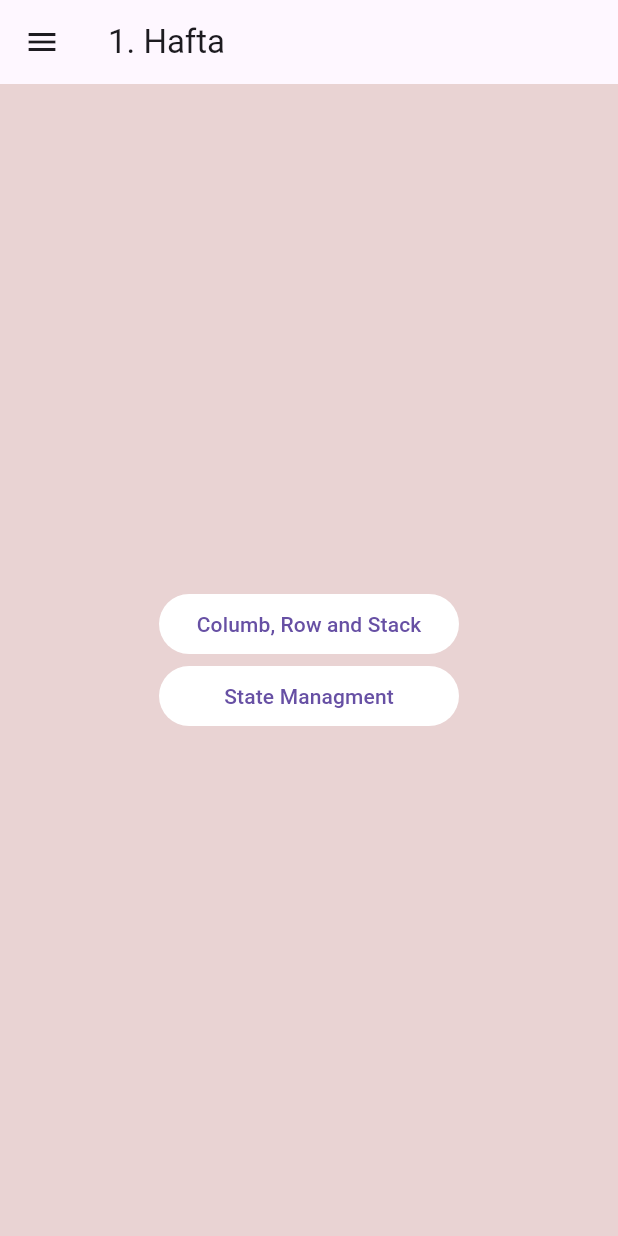
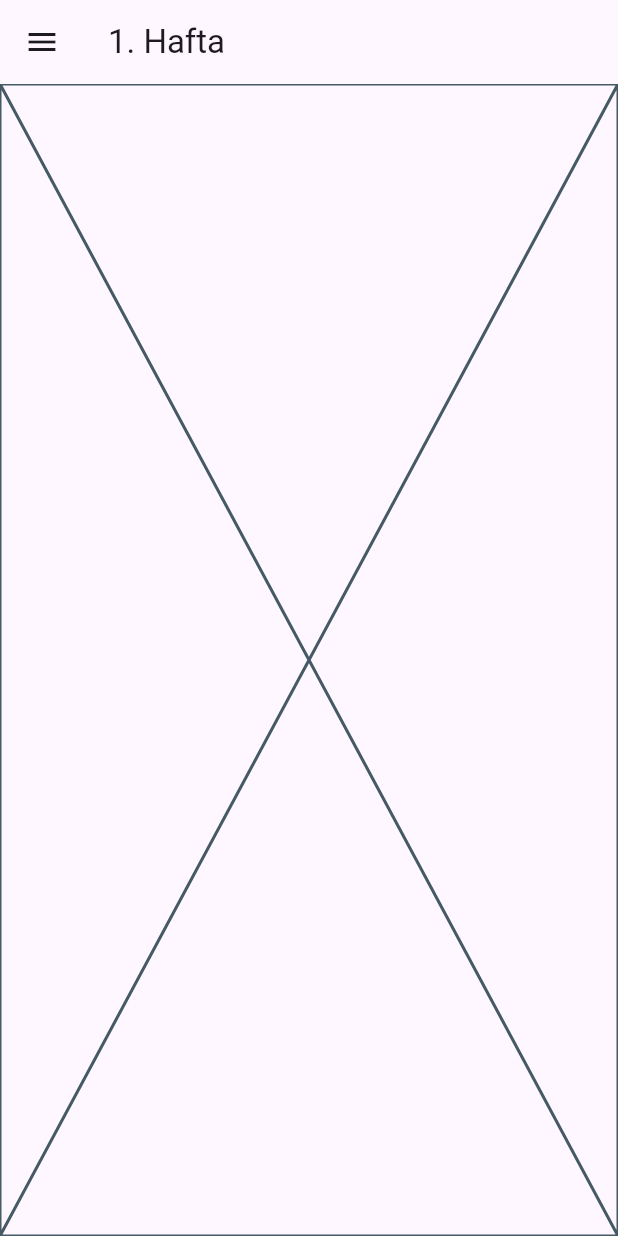
Before and after one commit to ETOTEK-Mobil/ali_odev, a Flutter app: the screen it shows after launch, on a phone screen of 412 x 824 dp. Run offline on Flutter 3.47's test engine with Material 3 defaults, Android fonts, the phone set to English and light mode, and no system bars.

Commit message:
chore(template): merge template changes :up:
Signed-off-by: alireis55 <github-action@actions-template-sync.noreply.github.com>

```diff
--- a/lib/main.dart
+++ b/lib/main.dart
@@ -13,7 +13,6 @@ class MainApp extends StatelessWidget {
   @override
   Widget build(BuildContext context) {
     return const MaterialApp(
-      debugShowCheckedModeBanner: false,
       home: HomeView(),
     );
   }
--- a/lib/ui/view/hafta_1/hafta_1_view.dart
+++ b/lib/ui/view/hafta_1/hafta_1_view.dart
@@ -1,45 +1,10 @@
 import 'package:flutter/material.dart';
-import 'package:odev/ui/view/hafta_1/pages/column_row_stack_page.dart';
-import 'package:odev/ui/view/hafta_1/pages/state_managment_page.dart';
 
 class Hafta1View extends StatelessWidget {
   const Hafta1View({super.key});
 
   @override
   Widget build(BuildContext context) {
-    return Scaffold(
-      backgroundColor: const Color.fromARGB(255, 233, 211, 211),
-      body: Center(
-        child: Column(
-          mainAxisAlignment: MainAxisAlignment.center,
-          children: [
-            SizedBox(
-              width: 200,
-              child: TextButton(
-                style: TextButton.styleFrom(
-                  backgroundColor: Colors.white,
-                ),
-                onPressed: (){
-                  Navigator.push(context, MaterialPageRoute(builder: (context) =>const Page1()));
-                },
-                child:const Text("Columb, Row and Stack"),
-                ),
-            ),
-            SizedBox(
-              width: 200,
-              child: TextButton(
-                style: TextButton.styleFrom(
-                  backgroundColor: Colors.white,
-                ),
-                onPressed: (){
-                  Navigator.push(context, MaterialPageRoute(builder: (context) =>const Page2()));
-                },
-                child:const Text("State Managment"),
-                ),
-            ),
-          ],
-        ),
-      )
-    );
+    return const Placeholder();
   }
 }
```
